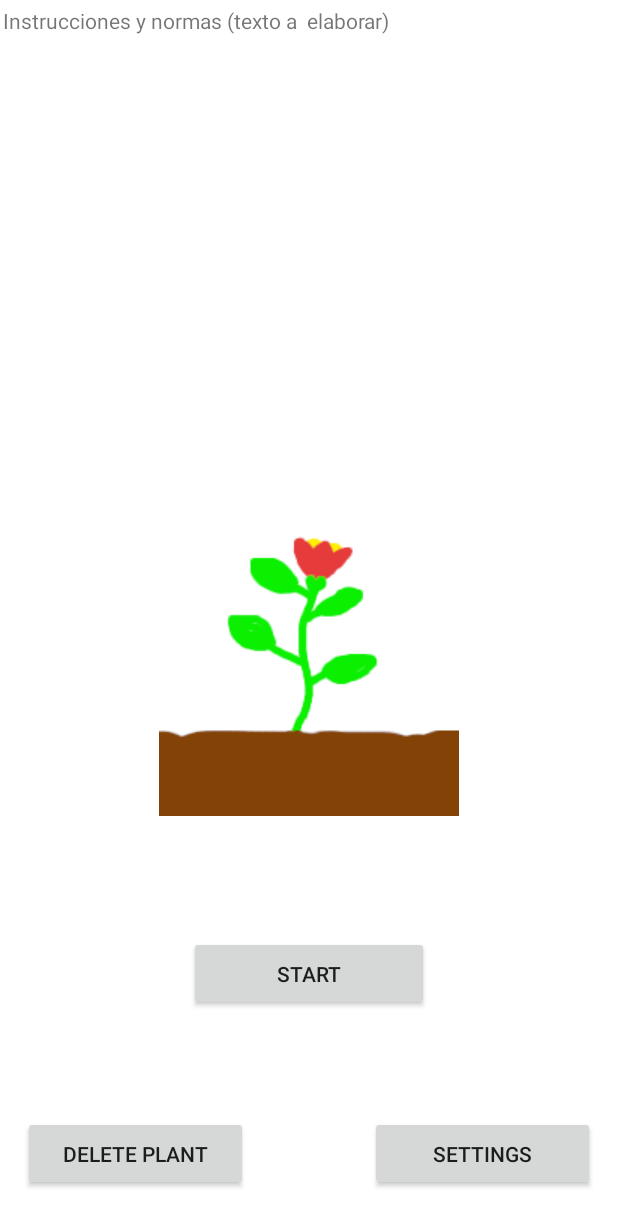
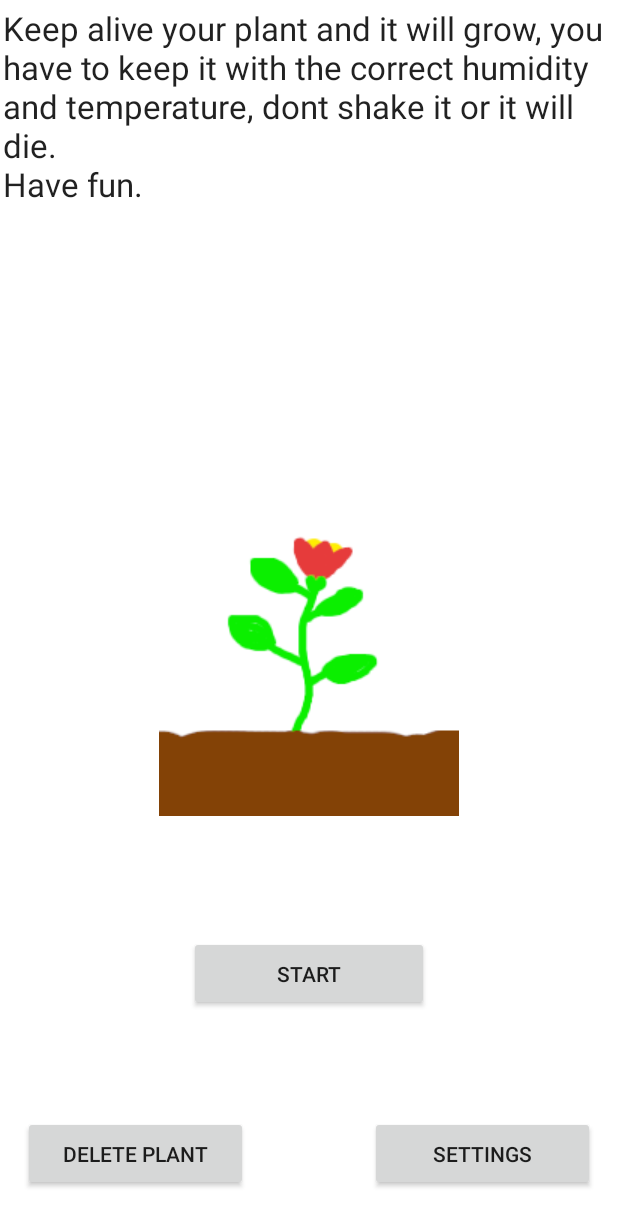
Before and after one commit to EnderCastle/PlantaChallenge, an Android app: the screen it shows after launch (MainActivity), on a phone screen of 412 x 824 dp. Shown: the top 1226 px of the screen. Run offline under Robolectric (Android 15) with nearby library versions, the phone set to English and light mode, and no system bars.

Commit message:
Texto main

```diff
--- a/app/src/main/res/layout/activity_main.xml
+++ b/app/src/main/res/layout/activity_main.xml
@@ -17,7 +17,8 @@
         android:layout_marginTop="4dp"
         android:layout_marginEnd="2dp"
         android:layout_marginBottom="4dp"
-        android:text="Instrucciones y normas (texto a  elaborar)"
+        android:text="Keep alive your plant and it will grow, you have to keep it with the correct humidity and temperature, dont shake it or it will die.\nHave fun."
+        android:textAppearance="@style/TextAppearance.AppCompat.Large"
         app:layout_constraintBottom_toTopOf="@+id/imageView"
         app:layout_constraintEnd_toEndOf="parent"
         app:layout_constraintStart_toStartOf="parent"
```
